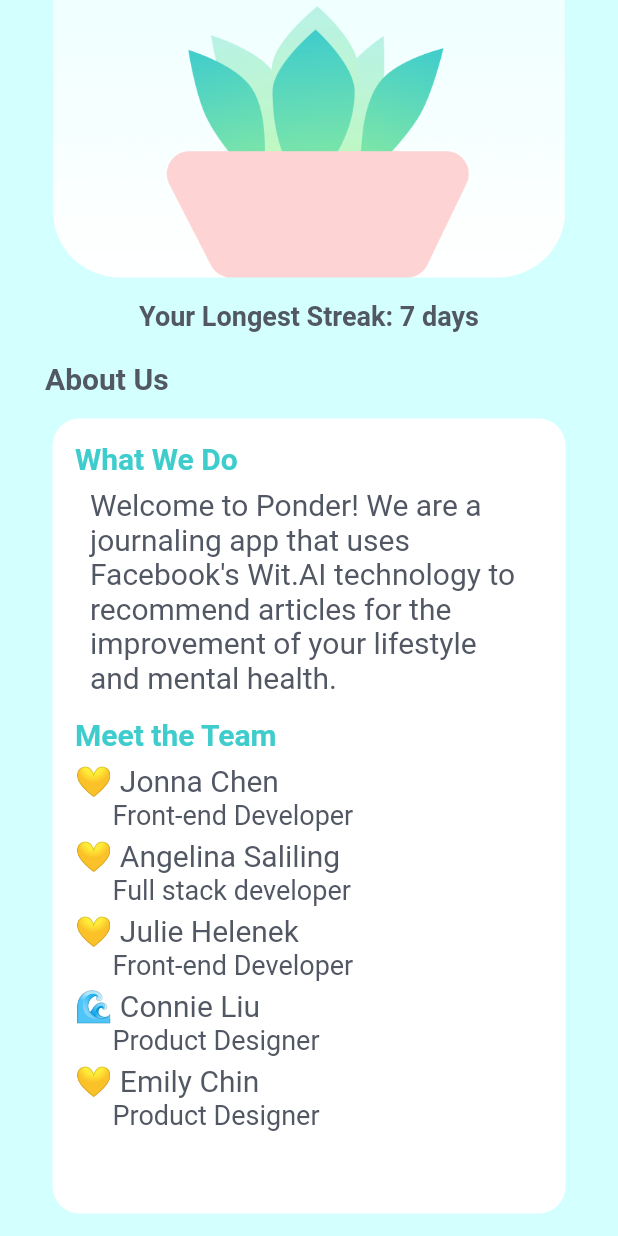
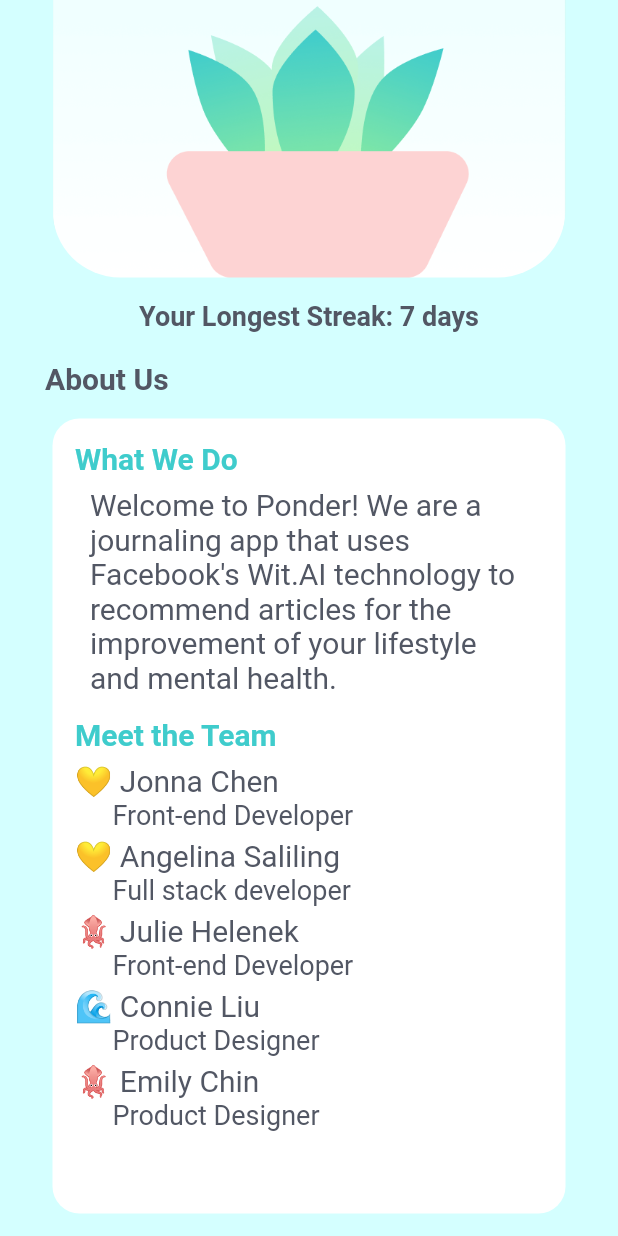
Before and after one commit to jonnachen/ponder, a Flutter app: the AccountTab screen opened directly, scrolled down 260 dp, on a phone screen of 412 x 824 dp. Run offline on Flutter 3.47's test engine with Material 2 defaults, Android fonts, the phone set to English and light mode, and no system bars.

```diff
--- a/lib/account.dart
+++ b/lib/account.dart
@@ -123,7 +123,7 @@ class _AccountTabState extends State<AccountTab> {
                           ),
                           Padding(
                             padding: EdgeInsets.only(top: 5),
-                            child: Text("💛 Julie Helenek",
+                            child: Text("🦑 Julie Helenek",
                                 style: TextStyle(
                                     fontSize: 20, color: Color(0xff525764))),
                           ),
@@ -147,7 +147,7 @@ class _AccountTabState extends State<AccountTab> {
                           ),
                           Padding(
                             padding: EdgeInsets.only(top: 5),
-                            child: Text("💛 Emily Chin",
+                            child: Text("🦑 Emily Chin",
                                 style: TextStyle(
                                     fontSize: 20, color: Color(0xff525764))),
                           ),
```
Also changed, not shown: pubspec.yaml (+8 -3 lines), img/app_icon.png (added), pubspec.lock, 27 other files.
